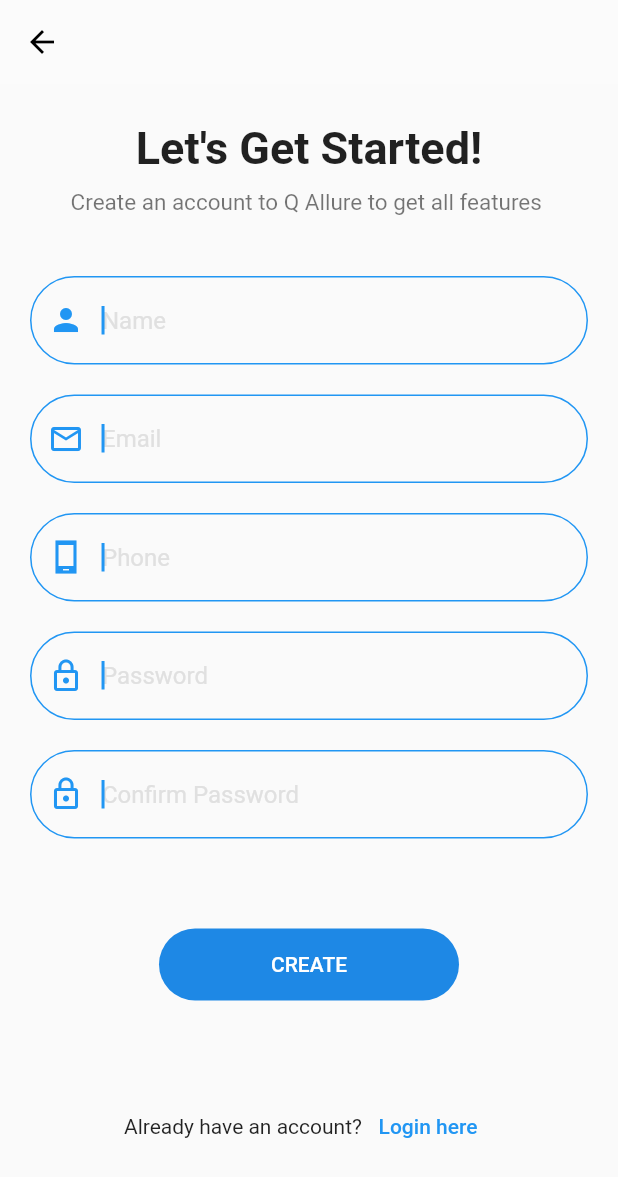
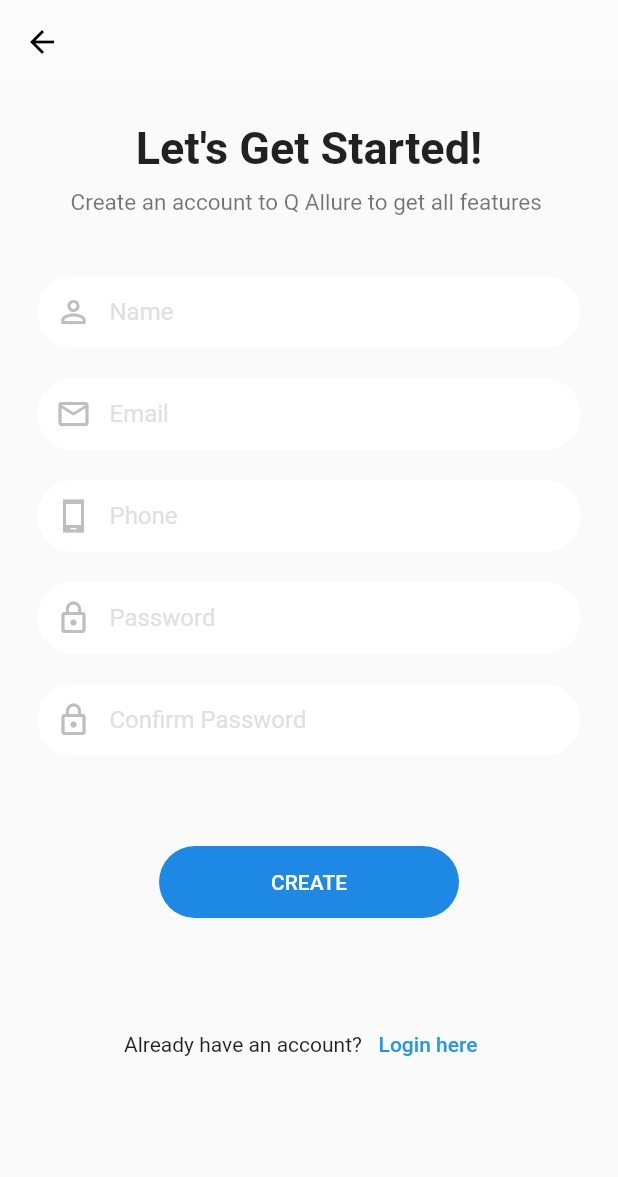
Before and after one commit to EslamShaban74/login_register_screens, a Flutter app: the screen it shows after launch, after a tap on "Sign Up", on a phone screen of 412 x 824 dp. Shown: the top 1177 px of the screen. Run offline on Flutter 3.47's test engine with Material 2 defaults, Android fonts, the phone set to English and light mode, and no system bars; our stand-ins replace hexcolor; missing offline and left inert: flutter_statusbarcolor; network calls fail.

Commit message:
simple login and register screen

```diff
--- /dev/null
+++ b/lib/login.dart
@@ -0,0 +1,68 @@
+import 'package:flutter/material.dart';
+
+class InputField extends StatefulWidget {
+  final String hint;
+  final IconData prefixIcon;
+  bool isPass;
+
+  InputField(this.hint, this.prefixIcon, {this.isPass = false});
+
+  @override
+  _InputFieldState createState() => _InputFieldState();
+}
+
+class _InputFieldState extends State<InputField> {
+  FocusNode node = FocusNode();
+  TextEditingController controller = TextEditingController();
+
+  @override
+  Widget build(BuildContext context) {
+    node.addListener(() {
+      setState(() {});
+    });
+
+    return Padding(
+      padding: const EdgeInsets.symmetric(horizontal: 25),
+      child: TextFormField(
+        obscureText: widget.isPass,
+        controller: controller,
+        style: TextStyle(
+            color: node.hasFocus || controller.text != ''
+                ? Color(0xFF4BA2FB)
+                : Color(0xFFBEBEBE),
+            fontWeight: node.hasFocus || controller.text != ''
+                ? FontWeight.bold
+                : FontWeight.normal),
+        focusNode: node,
+        decoration: InputDecoration(
+          prefixIcon: Icon(
+            widget.prefixIcon,
+            color: node.hasFocus || controller.text != ''
+                ? Color(0xFF4BA2FB)
+                : Color(0xFFBEBEBE),
+          ),
+          contentPadding: EdgeInsets.symmetric(horizontal: 30, vertical: 10),
+          hintText: widget.hint,
+          filled: true,
+          fillColor: Colors.white,
+          enabledBorder: OutlineInputBorder(
+            borderSide: BorderSide(
+              width: 1.5,
+              color: node.hasFocus || controller.text != ''
+                  ? Color(0xFF4BA2FB)
+                  : Colors.white,
+            ),
+            borderRadius: BorderRadius.circular(100),
+          ),
+          focusedBorder: OutlineInputBorder(
+            borderSide: BorderSide(
+              color: Color(0xFF4BA2FB),
+              width: 1.5,
+            ),
+            borderRadius: BorderRadius.circular(100),
+          ),
+        ),
+      ),
+    );
+  }
+}
--- a/lib/modules/login_screen/login_screen.dart
+++ b/lib/modules/login_screen/login_screen.dart
@@ -2,6 +2,9 @@ import 'package:flutter/cupertino.dart';
 import 'package:flutter/material.dart';
 import 'package:hexcolor/hexcolor.dart';
 import 'package:login_register/modules/register_screen/register_screen.dart';
+import 'package:login_register/shared/components/components.dart';
+
+import '../../login.dart';
 
 class LoginScreen extends StatefulWidget {
   @override
@@ -26,7 +29,6 @@ class _LoginScreenState extends State<LoginScreen> {
 
   @override
   Widget build(BuildContext context) {
-
     return Scaffold(
       appBar: AppBar(
         backgroundColor: Colors.white24,
@@ -57,71 +59,9 @@ class _LoginScreenState extends State<LoginScreen> {
               ),
             ),
             const SizedBox(height: 40.0),
-            Padding(
-              padding: const EdgeInsets.symmetric(horizontal: 15.0),
-              child: Theme(
-                data:
-                    Theme.of(context).copyWith(primaryColor: Colors.redAccent),
-                child: TextFormField(
-                  controller: emailController,
-                  style: TextStyle(
-                    color: Colors.blue,
-                  ),
-                  autofocus: true,
-                  decoration: InputDecoration(
-                    filled: true,
-                    fillColor: Colors.white,
-                    hintText: 'Email',
-                    focusedBorder: OutlineInputBorder(
-                      borderRadius: BorderRadius.circular(25.0),
-                      borderSide: BorderSide(
-                        color: Colors.blue,
-                      ),
-                    ),
-                    enabledBorder: OutlineInputBorder(
-                      borderRadius: BorderRadius.circular(25.0),
-                      borderSide: BorderSide(
-                        color: Colors.white,
-                        width: 2.0,
-                      ),
-                    ),
-                    prefixIcon: Icon(
-                      Icons.person_outline,
-
-                    ),
-                  ),
-                ),
-              ),
-            ),
+           InputField('Email', Icons.person_outline),
             const SizedBox(height: 20.0),
-            Padding(
-              padding: const EdgeInsets.symmetric(horizontal: 15.0),
-              child: TextFormField(
-                controller: passwordController,
-                style: TextStyle(
-                  color: Colors.blue,
-                ),
-                decoration: InputDecoration(
-                  hintText: 'Password',
-                  focusedBorder: OutlineInputBorder(
-                    borderRadius: BorderRadius.circular(25.0),
-                    borderSide: BorderSide(
-                      color: Colors.blue,
-                    ),
-                  ),
-                  enabledBorder: OutlineInputBorder(
-                    borderRadius: BorderRadius.circular(25.0),
-                    borderSide: BorderSide(
-                      color: Colors.white,
-                      width: 2.0,
-                    ),
-                  ),
-                  prefixIcon: Icon(
-                    Icons.lock_outline,
-                  ),
-                ),
-              ),
-            ),
+            InputField('Password', Icons.lock_outline),
             const SizedBox(height: 10.0),
             Padding(
               padding: const EdgeInsets.symmetric(horizontal: 20.0),
--- a/lib/modules/register_screen/register_screen.dart
+++ b/lib/modules/register_screen/register_screen.dart
@@ -1,10 +1,27 @@
 import 'package:flutter/material.dart';
+import 'package:login_register/login.dart';
 import 'package:login_register/modules/login_screen/login_screen.dart';
 import 'package:login_register/shared/components/components.dart';
 
-class RegisterScreen extends StatelessWidget {
+class RegisterScreen extends StatefulWidget {
+  @override
+  _RegisterScreenState createState() => _RegisterScreenState();
+}
+
+class _RegisterScreenState extends State<RegisterScreen> {
+  TextEditingController nameController = TextEditingController();
+  TextEditingController emailController = TextEditingController();
+  TextEditingController phoneController = TextEditingController();
+  TextEditingController passwordController = TextEditingController();
+  TextEditingController confirmPasswordController = TextEditingController();
+
+  FocusNode focusNode = FocusNode();
+
   @override
   Widget build(BuildContext context) {
+    focusNode.addListener(() {
+      setState(() {});
+    });
     return Scaffold(
       appBar: AppBar(
         leading: IconButton(
@@ -40,15 +57,15 @@ class RegisterScreen extends StatelessWidget {
                   Theme.of(context).textTheme.caption.copyWith(fontSize: 15.0),
             ),
             const SizedBox(height: 40.0),
-            buildTextFormField('Name', Icons.person),
+            InputField("Name", Icons.person_outline),
             const SizedBox(height: 20.0),
-            buildTextFormField('Email', Icons.email_outlined),
+            InputField("Email", Icons.email_outlined),
             const SizedBox(height: 20.0),
-            buildTextFormField('Phone', Icons.phone_android_sharp),
+            InputField('Phone', Icons.phone_android_sharp),
             const SizedBox(height: 20.0),
-            buildTextFormField('Password', Icons.lock_outline),
+            InputField('Password', Icons.lock_outline),
             const SizedBox(height: 20.0),
-            buildTextFormField('Confirm Password', Icons.lock_outline),
+            InputField('Confirm Password', Icons.lock_outline),
             const SizedBox(height: 60.0),
             buildDefaultButton('CREATE', Colors.blue[600]),
             const SizedBox(height: 60.0),
--- a/lib/shared/components/components.dart
+++ b/lib/shared/components/components.dart
@@ -1,17 +1,21 @@
 import 'package:flutter/material.dart';
 
-FocusNode focusNode = FocusNode();
 
-Widget buildTextFormField(String text, IconData prefix) => Padding(
+
+Widget buildTextFormField(
+        {String text, IconData prefix, TextEditingController controller,FocusNode focusNode}) =>
+    Padding(
       padding: const EdgeInsets.symmetric(horizontal: 20.0),
       child: TextFormField(
-        autofocus: true,
-        focusNode: focusNode,
+        controller: controller,
+        focusNode: focusNode??FocusNode,
         style: TextStyle(
           color: Colors.blue,
         ),
         decoration: InputDecoration(
             hintText: text,
+            fillColor: Colors.white,
+            filled: true,
             focusedBorder: OutlineInputBorder(
               borderRadius: BorderRadius.circular(50.0),
               borderSide: BorderSide(
@@ -27,6 +31,9 @@ Widget buildTextFormField(String text, IconData prefix) => Padding(
             ),
             prefixIcon: Icon(
               prefix,
+              color: focusNode.hasFocus || controller.text != ''
+                  ? Colors.blue
+                  : Colors.grey[300],
               //color: Colors.grey[200],
             )),
       ),
```
